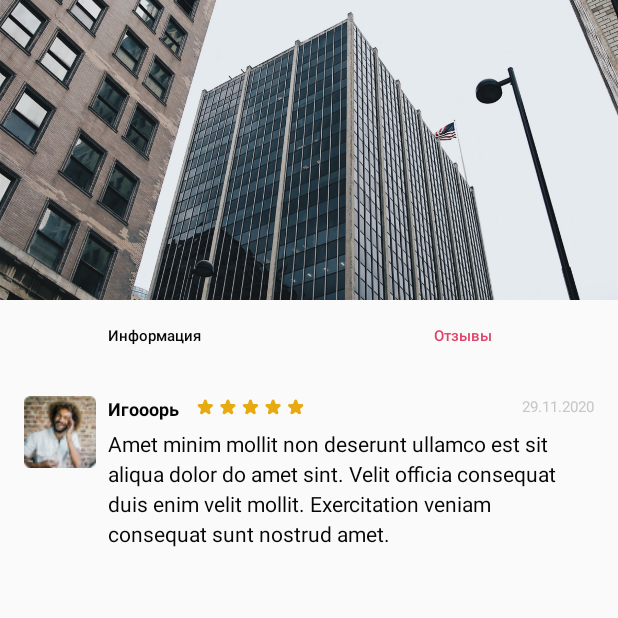
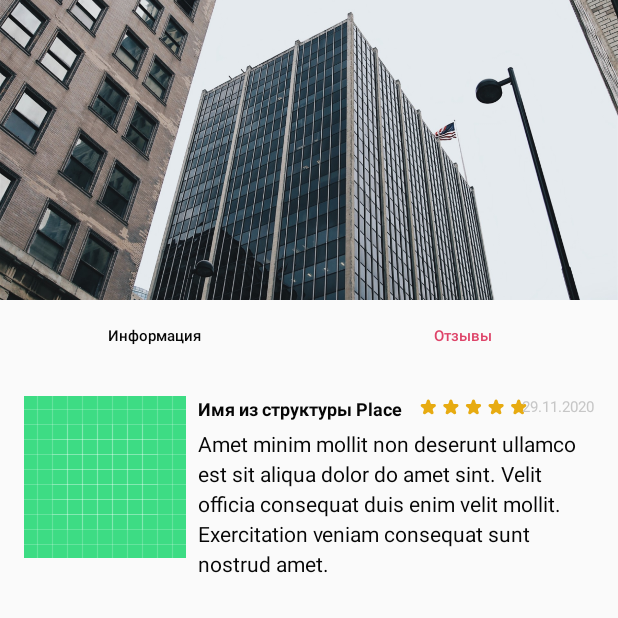
Before and after one commit to s-SoMka-s/Citylogia, an Android app: the place_info screen opened through its navigation route, after a tap on "Отзывы", on a phone screen of 412 x 824 dp, the top half of it. Run offline under Robolectric (Android 15) with nearby library versions, the light colour scheme and no system bars; our stand-ins replace Picasso; pictures from the network do not load.

Commit message:
Added dependencies of structure Place

```diff
--- a/Android/app/build.gradle
+++ b/Android/app/build.gradle
@@ -47,6 +47,7 @@ dependencies {
     implementation 'org.jetbrains.kotlinx:kotlinx-serialization-json:1.1.0'
     implementation "org.jetbrains.kotlin:kotlin-stdlib:$kotlin_version"
     implementation 'androidx.core:core-ktx:1.3.2'
+    implementation 'com.squareup.picasso:picasso:2.71828'
 
     // Internet
     def okHttp_version = '4.9.0'
--- a/Android/app/src/main/AndroidManifest.xml
+++ b/Android/app/src/main/AndroidManifest.xml
@@ -2,6 +2,8 @@
 <manifest xmlns:android="http://schemas.android.com/apk/res/android"
     xmlns:tools="http://schemas.android.com/tools"
     package="com.solution.citylogia">
+
+    <uses-permission android:name="android.permission.INTERNET"/>
     <!--
          The ACCESS_COARSE/FINE_LOCATION permissions are not required to use
          Google Maps Android API v2, but you must specify either coarse or fine
--- a/Android/app/src/main/java/com/solution/citylogia/activity_place_inside.java
+++ b/Android/app/src/main/java/com/solution/citylogia/activity_place_inside.java
@@ -12,6 +12,9 @@ import android.view.LayoutInflater;
 import android.view.View;
 import android.view.ViewGroup;
 import android.widget.Button;
+import android.widget.TextView;
+
+import com.solution.citylogia.models.Place;
 
 /**
  * A simple {@link Fragment} subclass.
@@ -63,8 +66,19 @@ public class activity_place_inside extends Fragment {
     @Override
     public View onCreateView(LayoutInflater inflater, ViewGroup container,
                              Bundle savedInstanceState) {
-        // Inflate the layout for this fragment
-        return inflater.inflate(R.layout.fragment_place_inside, container, false);
+        View view = inflater.inflate(R.layout.fragment_place_inside, container, false);
+
+        TextView title_v1_replace = view.findViewById(R.id.title_v1);
+        TextView text_v1_replace = view.findViewById(R.id.text_v1);
+
+        Place place = new Place();
+        String title_v1 = place.getName();
+        String text_v1 = place.getDescription();
+
+        title_v1_replace.setText(title_v1);
+        text_v1_replace.setText(text_v1);
+
+        return view;
     }
 
     @Override
--- a/Android/app/src/main/java/com/solution/citylogia/place_info.java
+++ b/Android/app/src/main/java/com/solution/citylogia/place_info.java
@@ -17,6 +17,7 @@ import android.widget.ImageView;
 import android.widget.TextView;
 
 import com.solution.citylogia.models.Place;
+import com.solution.citylogia.models.PlaceAddress;
 
 import java.net.URL;
 
@@ -74,12 +75,18 @@ public class place_info extends Fragment {
         // Inflate the layout for this fragment
         View view = inflater.inflate(R.layout.fragment_place_info, container, false);
 
-        TextView text_replace = view.findViewById(R.id.title_v2);
+        TextView title_v2_replace = view.findViewById(R.id.title_v2);
+        TextView address_v2_replace = view.findViewById(R.id.address_v2);
+        TextView text_v2_replace = view.findViewById(R.id.text_v2);
 
         Place place = new Place();
-        String textt = place.getName();
+        String title_v2 = place.getName();
+        PlaceAddress address_v2 = place.getAddress();
+        String text_v2 = place.getDescription();
 
-        text_replace.setText(textt);
+        title_v2_replace.setText(title_v2);
+        //address_v2_replace.setText(address_v2); ?
+        text_v2_replace.setText(text_v2);
 
         return view;
     }
--- a/Android/app/src/main/java/com/solution/citylogia/place_reviews.java
+++ b/Android/app/src/main/java/com/solution/citylogia/place_reviews.java
@@ -12,6 +12,14 @@ import android.view.LayoutInflater;
 import android.view.View;
 import android.view.ViewGroup;
 import android.widget.Button;
+import android.widget.ImageView;
+import android.widget.TextView;
+
+import com.solution.citylogia.models.BaseCollectionClass;
+import com.solution.citylogia.models.Photo;
+import com.solution.citylogia.models.Place;
+import com.solution.citylogia.models.Review;
+import com.squareup.picasso.Picasso;
 
 /**
  * A simple {@link Fragment} subclass.
@@ -63,8 +71,33 @@ public class place_reviews extends Fragment {
     @Override
     public View onCreateView(LayoutInflater inflater, ViewGroup container,
                              Bundle savedInstanceState) {
-        // Inflate the layout for this fragment
-        return inflater.inflate(R.layout.fragment_place_reviews, container, false);
+        View view = inflater.inflate(R.layout.fragment_place_reviews, container, false);
+
+        TextView name_v3_1_replace = view.findViewById(R.id.name_v3_1);
+        TextView comment_v3_1_replace = view.findViewById(R.id.comment_v3_1);
+        TextView date_v3_1_replace = view.findViewById(R.id.date_v3_1);
+        ImageView image_v3_1_replace = view.findViewById(R.id.image_v3_1);
+
+        Place place = new Place();
+        String name_v3_1 = place.getName();
+        BaseCollectionClass<Review> comment_v3_1 = place.getReviews();
+        BaseCollectionClass<Photo> image_v3_1 = place.getPhotos();
+        //String date_v3_1 = place.getName();
+
+        name_v3_1_replace.setText(name_v3_1);
+
+        String url = "https://sun9-15.userapi.com/impf/c631924/v631924846/245f1/0OxkD0nPXqY.jpg?size=762x1104&quality=96&sign=4ec3533e9b0e4edb1b058368ed04ec62&type=album";
+
+        Picasso.get().load(url)
+                .resize(150, 150)
+                .centerCrop()
+                .placeholder(R.drawable.ic_launcher_background)
+                .into(image_v3_1_replace);
+
+        //comment_v3_1_replace.setText(comment_v3_1); ?
+        //date_v3_1_replace.setText(date_v3_1);
+
+        return view;
     }
 
     @Override
--- a/Android/app/src/main/res/layout/fragment_place_info.xml
+++ b/Android/app/src/main/res/layout/fragment_place_info.xml
@@ -70,7 +70,7 @@
                 app:srcCompat="@drawable/gps" />
 
             <TextView
-                android:id="@+id/textView5"
+                android:id="@+id/address_v2"
                 android:layout_width="wrap_content"
                 android:layout_height="wrap_content"
                 android:layout_centerVertical="true"
@@ -137,7 +137,7 @@
         </LinearLayout>
 
         <TextView
-            android:id="@+id/textView6"
+            android:id="@+id/text_v2"
             android:layout_width="wrap_content"
             android:layout_height="wrap_content"
 
--- a/Android/app/src/main/res/layout/fragment_place_inside.xml
+++ b/Android/app/src/main/res/layout/fragment_place_inside.xml
@@ -27,7 +27,7 @@
             app:layout_constraintTop_toTopOf="parent" />
 
         <TextView
-            android:id="@+id/textView2"
+            android:id="@+id/text_v1"
             android:layout_width="match_parent"
             android:layout_height="wrap_content"
 
@@ -48,7 +48,7 @@
             android:layout_marginTop="20dp"
             android:text="Подробнее"
             app:layout_constraintStart_toStartOf="parent"
-            app:layout_constraintTop_toBottomOf="@+id/textView2" />
+            app:layout_constraintTop_toBottomOf="@+id/text_v1" />
     </androidx.constraintlayout.widget.ConstraintLayout>
 
 </FrameLayout>
--- a/Android/app/src/main/res/layout/fragment_place_reviews.xml
+++ b/Android/app/src/main/res/layout/fragment_place_reviews.xml
@@ -70,7 +70,7 @@
             android:padding="16dp">
 
             <ImageView
-                android:id="@+id/imageView5"
+                android:id="@+id/image_v3_1"
                 android:layout_width="wrap_content"
                 android:layout_height="wrap_content"
                 app:layout_constraintStart_toStartOf="parent"
@@ -78,7 +78,7 @@
                 app:srcCompat="@drawable/photo_pers1" />
 
             <TextView
-                android:id="@+id/textView10"
+                android:id="@+id/name_v3_1"
                 android:layout_width="wrap_content"
                 android:layout_height="wrap_content"
                 android:layout_marginStart="8dp"
@@ -87,7 +87,7 @@
                 android:textColor="@color/blackPrimary"
                 android:textSize="12sp"
                 android:textStyle="bold"
-                app:layout_constraintStart_toEndOf="@+id/imageView5"
+                app:layout_constraintStart_toEndOf="@+id/image_v3_1"
                 app:layout_constraintTop_toTopOf="parent" />
 
             <ImageView
@@ -95,12 +95,12 @@
                 android:layout_width="0dp"
                 android:layout_height="wrap_content"
                 android:layout_marginStart="10dp"
-                app:layout_constraintStart_toEndOf="@+id/textView10"
+                app:layout_constraintStart_toEndOf="@+id/name_v3_1"
                 app:layout_constraintTop_toTopOf="parent"
                 app:srcCompat="@drawable/stars" />
 
             <TextView
-                android:id="@+id/textView12"
+                android:id="@+id/date_v3_1"
                 android:layout_width="wrap_content"
                 android:layout_height="wrap_content"
                 android:text="29.11.2020"
@@ -113,7 +113,7 @@
                 android:textStyle="normal"/>
 
             <TextView
-                android:id="@+id/textView13"
+                android:id="@+id/comment_v3_1"
                 android:layout_width="0dp"
                 android:layout_height="wrap_content"
                 android:layout_marginStart="8dp"
@@ -125,8 +125,8 @@
                 android:textSize="14sp"
                 android:textStyle="normal"
                 app:layout_constraintEnd_toEndOf="parent"
-                app:layout_constraintStart_toEndOf="@+id/imageView5"
-                app:layout_constraintTop_toBottomOf="@+id/textView10" />
+                app:layout_constraintStart_toEndOf="@+id/image_v3_1"
+                app:layout_constraintTop_toBottomOf="@+id/name_v3_1" />
         </androidx.constraintlayout.widget.ConstraintLayout>
 
     </LinearLayout>
```
